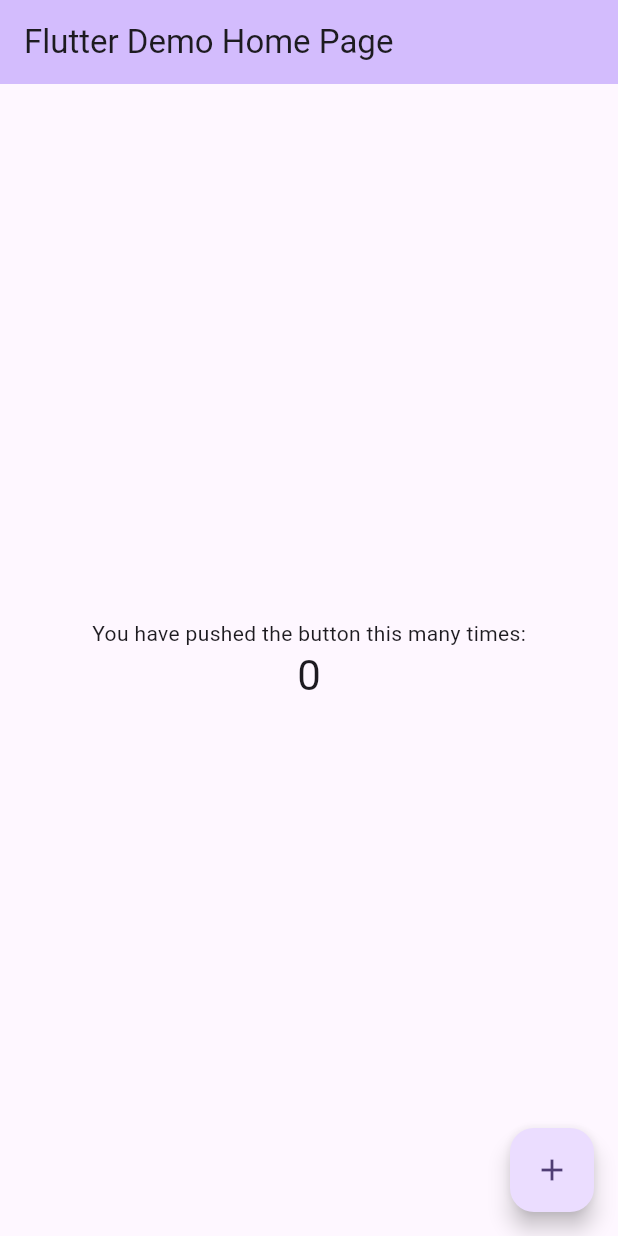
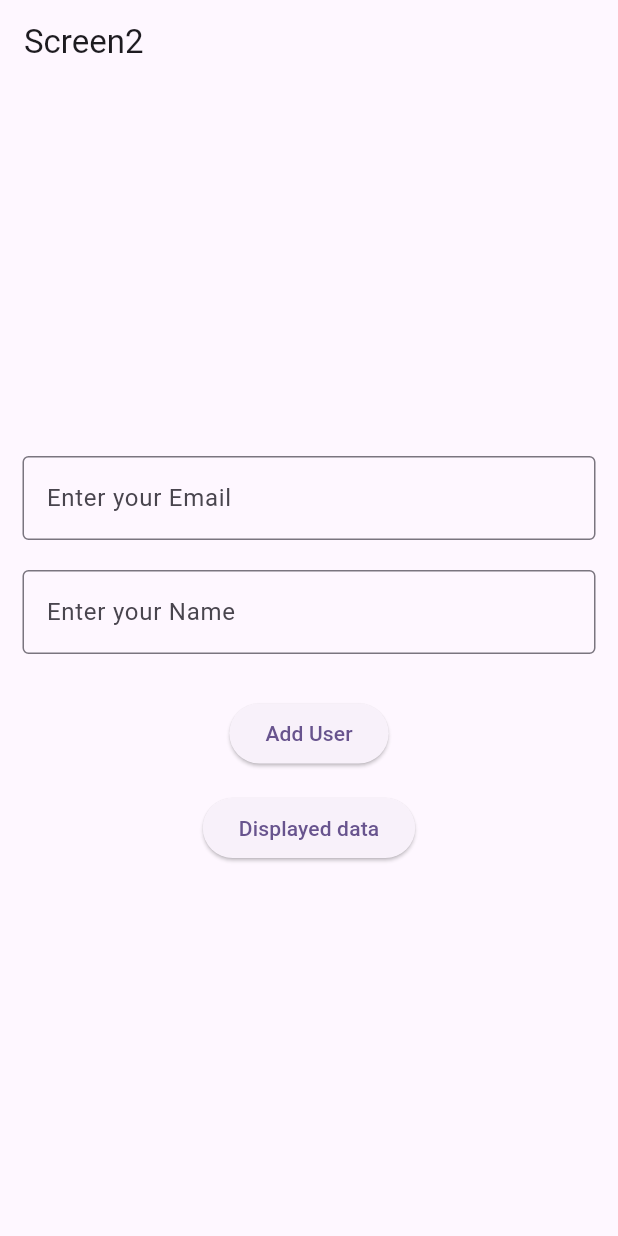
Before and after one commit to rabiaryal/flutter-008, a Flutter app: the screen it shows after launch, on a phone screen of 412 x 824 dp. Run offline on Flutter 3.47's test engine with Material 3 defaults, Android fonts, the phone set to English and light mode, and no system bars; our stand-ins replace hive, hive_flutter; accounts and stored records are empty.

Commit message:
first commit

```diff
--- /dev/null
+++ b/lib/display/screen2.dart
@@ -0,0 +1,102 @@
+import 'dart:convert';
+
+import 'package:flutter/material.dart';
+import 'package:flutter_008/display/screen1.dart';
+import 'package:flutter_008/display/user.dart';
+import 'package:hive/hive.dart';
+import 'package:http/http.dart' as http;
+// here i am displaying the info enter in the one page over the next page with the
+
+class SendingScreem extends StatefulWidget {
+  SendingScreem({super.key});
+  // final textController = TextEditingController();
+
+  @override
+  State<SendingScreem> createState() => _SendingScreemState();
+}
+
+class _SendingScreemState extends State<SendingScreem> {
+  final emailController = TextEditingController();
+  final nameController = TextEditingController();
+
+  late Box<User> userBox;
+
+  void toNextScreen() {
+    Navigator.push(
+        context,
+        MaterialPageRoute(
+          builder: (context) => SecondScreen(),
+        ));
+  }
+
+  @override
+  void initState() {
+    super.initState();
+    // Open the Hive box
+    userBox = Hive.box<User>('userBox');
+  }
+
+  void addUser() {
+    final String name = nameController.text;
+    final String email = emailController.text;
+
+    if (name.isNotEmpty && email.isNotEmpty) {
+      final user = User(name, email);
+      userBox.add(user); // Save user to Hive box
+      nameController.clear();
+      emailController.clear();
+      setState(() {}); // Refresh UI
+    }
+  }
+
+  @override
+  Widget build(BuildContext context) {
+    return Scaffold(
+      appBar: AppBar(
+        title: const Text("Screen2"),
+      ),
+      body: Padding(
+        padding: const EdgeInsets.symmetric(horizontal: 15.0),
+        child: Column(
+          mainAxisAlignment: MainAxisAlignment.center,
+          crossAxisAlignment: CrossAxisAlignment.center,
+          children: [
+            TextFormField(
+                maxLines: 1,
+                keyboardType: TextInputType.text,
+                controller: emailController,
+                decoration: const InputDecoration(
+                  hintText: 'Enter your Email',
+                  border: OutlineInputBorder(),
+                )),
+            SizedBox(
+              height: 20,
+            ),
+            TextFormField(
+                maxLines: 1,
+                keyboardType: TextInputType.text,
+                controller: nameController,
+                decoration: const InputDecoration(
+                  hintText: 'Enter your Name ',
+                  border: OutlineInputBorder(),
+                )),
+            const SizedBox(
+              height: 29,
+            ),
+            ElevatedButton(
+                onPressed: () {
+                  addUser();
+                },
+                child: const Text("Add User")),
+                SizedBox(height: 15,),
+            ElevatedButton(
+                onPressed: () {
+                  toNextScreen();
+                },
+                child:const  Text("Displayed data"))
+          ],
+        ),
+      ),
+    );
+  }
+}
--- /dev/null
+++ b/lib/display/user.dart
@@ -0,0 +1,14 @@
+import 'package:hive/hive.dart';
+
+part 'user.g.dart'; // This file will be generated by Hive
+
+@HiveType(typeId: 0) // Unique ID for this type
+class User extends HiveObject {
+  @HiveField(0)
+  final String name;
+
+  @HiveField(1)
+  final String email;
+
+  User(this.name, this.email);
+}
--- /dev/null
+++ b/lib/http/api_model.dart
@@ -0,0 +1,24 @@
+class PostModels {
+  int? userId;
+  int? id;
+  String? title;
+  String? body;
+
+  PostModels({this.userId, this.id, this.title, this.body});
+
+  PostModels.fromJson(Map<String, dynamic> json) {
+    userId = json['userId'];
+    id = json['id'];
+    title = json['title'];
+    body = json['body'];
+  }
+
+  Map<String, dynamic> toJson() {
+    final Map<String, dynamic> data = new Map<String, dynamic>();
+    data['userId'] = this.userId;
+    data['id'] = this.id;
+    data['title'] = this.title;
+    data['body'] = this.body;
+    return data;
+  }
+}
--- a/lib/main.dart
+++ b/lib/main.dart
@@ -1,6 +1,15 @@
 import 'package:flutter/material.dart';
+import 'package:flutter_008/display/screen2.dart';
+import 'package:flutter_008/display/user.dart';
+import 'package:hive_flutter/adapters.dart';
 
-void main() {
+
+void main()async {
+  WidgetsFlutterBinding.ensureInitialized();
+  await Hive.initFlutter();
+  Hive.registerAdapter(UserAdapter()); // Register the adapter
+  await Hive.openBox<User>('userBox');
+
   runApp(const MyApp());
 }
 
@@ -31,95 +40,7 @@
         colorScheme: ColorScheme.fromSeed(seedColor: Colors.deepPurple),
         useMaterial3: true,
       ),
-      home: const MyHomePage(title: 'Flutter Demo Home Page'),
+      home:SendingScreem(),
     );
   }
 }
-
-class MyHomePage extends StatefulWidget {
-  const MyHomePage({super.key, required this.title});
-
-  // This widget is the home page of your application. It is stateful, meaning
-  // that it has a State object (defined below) that contains fields that affect
-  // how it looks.
-
-  // This class is the configuration for the state. It holds the values (in this
-  // case the title) provided by the parent (in this case the App widget) and
-  // used by the build method of the State. Fields in a Widget subclass are
-  // always marked "final".
-
-  final String title;
-
-  @override
-  State<MyHomePage> createState() => _MyHomePageState();
-}
-
-class _MyHomePageState extends State<MyHomePage> {
-  int _counter = 0;
-
-  void _incrementCounter() {
-    setState(() {
-      // This call to setState tells the Flutter framework that something has
-      // changed in this State, which causes it to rerun the build method below
-      // so that the display can reflect the updated values. If we changed
-      // _counter without calling setState(), then the build method would not be
-      // called again, and so nothing would appear to happen.
-      _counter++;
-    });
-  }
-
-  @override
-  Widget build(BuildContext context) {
-    // This method is rerun every time setState is called, for instance as done
-    // by the _incrementCounter method above.
-    //
-    // The Flutter framework has been optimized to make rerunning build methods
-    // fast, so that you can just rebuild anything that needs updating rather
-    // than having to individually change instances of widgets.
-    return Scaffold(
-      appBar: AppBar(
-        // TRY THIS: Try changing the color here to a specific color (to
-        // Colors.amber, perhaps?) and trigger a hot reload to see the AppBar
-        // change color while the other colors stay the same.
-        backgroundColor: Theme.of(context).colorScheme.inversePrimary,
-        // Here we take the value from the MyHomePage object that was created by
-        // the App.build method, and use it to set our appbar title.
-        title: Text(widget.title),
-      ),
-      body: Center(
-        // Center is a layout widget. It takes a single child and positions it
-        // in the middle of the parent.
-        child: Column(
-          // Column is also a layout widget. It takes a list of children and
-          // arranges them vertically. By default, it sizes itself to fit its
-          // children horizontally, and tries to be as tall as its parent.
-          //
-          // Column has various properties to control how it sizes itself and
-          // how it positions its children. Here we use mainAxisAlignment to
-          // center the children vertically; the main axis here is the vertical
-          // axis because Columns are vertical (the cross axis would be
-          // horizontal).
-          //
-          // TRY THIS: Invoke "debug painting" (choose the "Toggle Debug Paint"
-          // action in the IDE, or press "p" in the console), to see the
-          // wireframe for each widget.
-          mainAxisAlignment: MainAxisAlignment.center,
-          children: <Widget>[
-            const Text(
-              'You have pushed the button this many times:',
-            ),
-            Text(
-              '$_counter',
-              style: Theme.of(context).textTheme.headlineMedium,
-            ),
-          ],
-        ),
-      ),
-      floatingActionButton: FloatingActionButton(
-        onPressed: _incrementCounter,
-        tooltip: 'Increment',
-        child: const Icon(Icons.add),
-      ), // This trailing comma makes auto-formatting nicer for build methods.
-    );
-  }
-}
```
Also changed, not shown: lib/display/screen1.dart (added, +66 -0 lines), lib/http/api1.dart (added, +111 -0 lines), pubspec.yaml (+6 -17 lines), lib/display/user.g.dart (added), pubspec.lock, 2 other files.
